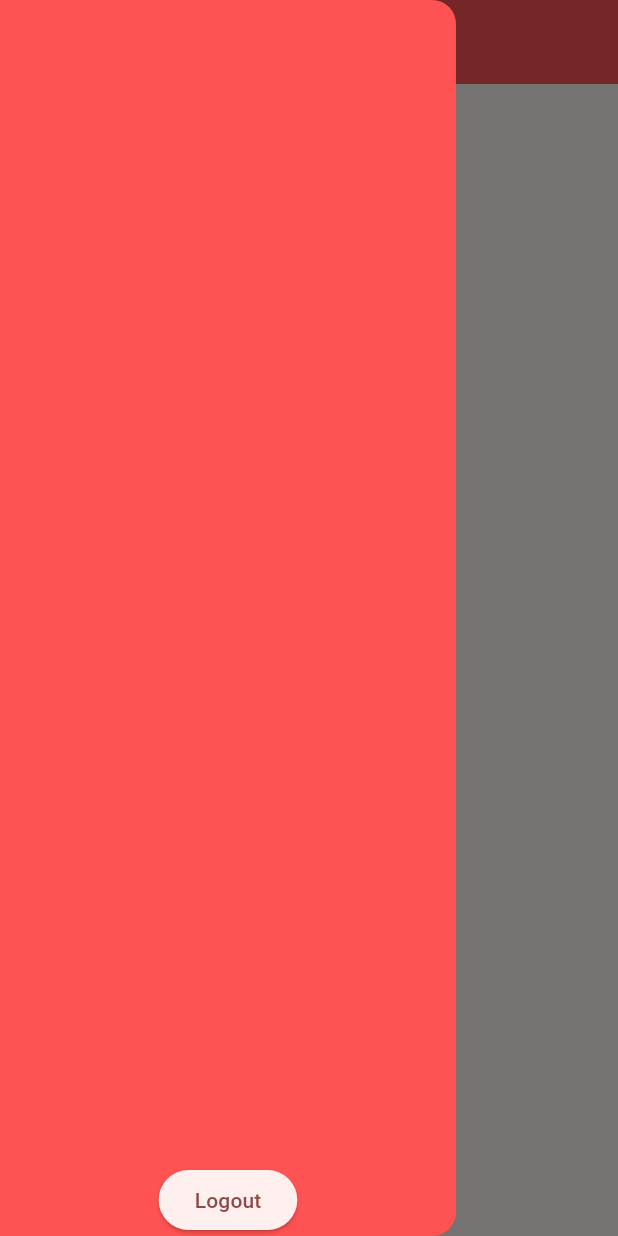
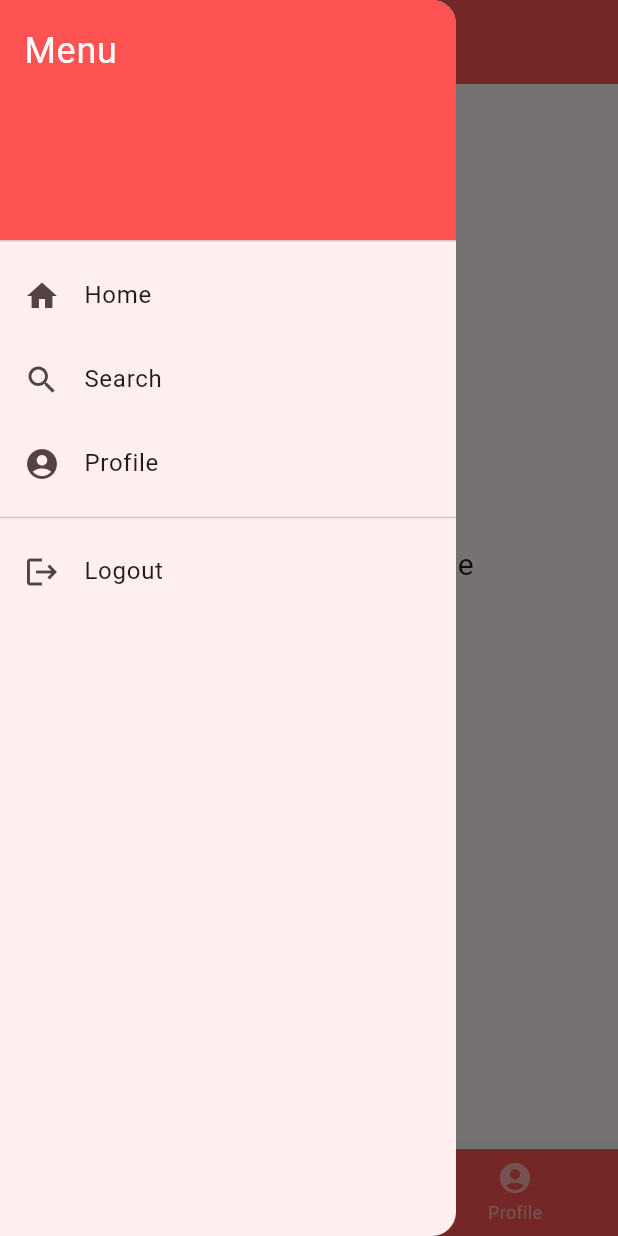
Before and after one commit to alikghrabi/TherapEase, a Flutter app: the Home screen opened by its route, with the side drawer open, on a phone screen of 412 x 824 dp. Run offline on Flutter 3.47's test engine with Material 3 defaults, Android fonts, the phone set to English and light mode, and no system bars; our stand-ins replace dio, flutter_svg, get, shared_preferences; accounts and stored records are empty.

Commit message:
Home Design Layout

```diff
--- a/lib/Core/Network/DioClient.dart
+++ b/lib/Core/Network/DioClient.dart
@@ -3,7 +3,7 @@ import 'package:dio/dio.dart';
 class DioClient {
   Dio getInstance() {
     return Dio(BaseOptions(
-      baseUrl: "http://192.168.1.137:8080/api",
+      baseUrl: "http://127.0.0.1:8000/api",
       connectTimeout: Duration(seconds: 5),
       receiveTimeout: Duration(seconds: 3),
       contentType: Headers.jsonContentType,
--- a/lib/Views/Home.dart
+++ b/lib/Views/Home.dart
@@ -3,33 +3,103 @@ import 'package:get/get.dart';
 import 'package:therapease/Controllers/HomeController.dart';
 import '../Routes/AppRoute.dart';
 
-
 class Home extends GetView<HomeController> {
-  const Home({super.key});
+  const Home({Key? key});
 
   @override
   Widget build(BuildContext context) {
     return Scaffold(
       appBar: AppBar(
-        title: Text("home"),
+        title: Text("Home"),
         backgroundColor: Colors.redAccent,
       ),
-      body: Column(
-        children: [],
+      body: Center(
+        child: Column(
+          mainAxisAlignment: MainAxisAlignment.center,
+          children: [
+            Text(
+              "Welcome to Therapease",
+              style: TextStyle(fontSize: 20),
+            ),
+            SizedBox(height: 20),
+            ElevatedButton(
+              onPressed: () {
+                // Add functionality here
+              },
+              child: Text("Button"),
+            ),
+            // Add more fields or widgets as needed
+          ],
+        ),
       ),
       drawer: Drawer(
+        child: ListView(
+          padding: EdgeInsets.zero,
+          children: [
+            DrawerHeader(
+              decoration: BoxDecoration(
+                color: Colors.redAccent,
+              ),
+              child: Text(
+                "Menu",
+                style: TextStyle(color: Colors.white, fontSize: 24),
+              ),
+            ),
+            ListTile(
+              leading: Icon(Icons.home),
+              title: Text("Home"),
+              onTap: () {
+                // Add functionality here
+              },
+            ),
+            ListTile(
+              leading: Icon(Icons.search),
+              title: Text("Search"),
+              onTap: () {
+                // Add functionality here
+              },
+            ),
+            ListTile(
+              leading: Icon(Icons.account_circle),
+              title: Text("Profile"),
+              onTap: () {
+                // Add functionality here
+              },
+            ),
+            Divider(), // Add a divider
+            ListTile(
+              leading: Icon(Icons.logout),
+              title: Text("Logout"),
+              onTap: () {
+                controller.logout();
+              },
+            ),
+          ],
+        ),
+      ),
+      bottomNavigationBar: BottomNavigationBar(
         backgroundColor: Colors.redAccent,
-        child: Column(
-            mainAxisAlignment: MainAxisAlignment.end,
-            children: [
-            ElevatedButton(
-                onPressed:() {
-                  controller.logout();
-            },
-                child: Text("Logout"))
-          ]
-        )
+        selectedItemColor: Colors.white,
+        unselectedItemColor: Colors.white54,
+        currentIndex: 0, // Change this according to the selected tab
+        onTap: (index) {
+          // Handle tab selection
+        },
+        items: [
+          BottomNavigationBarItem(
+            icon: Icon(Icons.home),
+            label: "Home",
+          ),
+          BottomNavigationBarItem(
+            icon: Icon(Icons.search),
+            label: "Search",
+          ),
+          BottomNavigationBarItem(
+            icon: Icon(Icons.account_circle),
+            label: "Profile",
+          ),
+        ],
       ),
-      );
+    );
   }
 }
```
